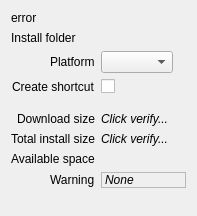
Old version of the form rare/ui/components/dialogs/install_dialog.ui in the repository RareDevs/Rare.
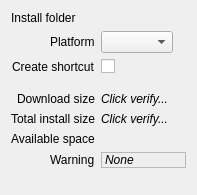
New version of the form.

Commit message: Dialogs: Add subtitle label in ButtonDialog

Patch:
```diff
--- a/rare/ui/components/dialogs/install_dialog.ui
+++ b/rare/ui/components/dialogs/install_dialog.ui
@@ -7,7 +7,7 @@
     <x>0</x>
     <y>0</y>
     <width>197</width>
-    <height>216</height>
+    <height>195</height>
    </rect>
   </property>
   <property name="windowTitle">
@@ -17,28 +17,21 @@
    <property name="labelAlignment">
     <set>Qt::AlignRight|Qt::AlignTrailing|Qt::AlignVCenter</set>
    </property>
-   <item row="0" column="0" colspan="2">
-    <widget class="QLabel" name="title_label">
-     <property name="text">
-      <string>error</string>
-     </property>
-    </widget>
-   </item>
-   <item row="1" column="0">
+   <item row="0" column="0">
     <widget class="QLabel" name="install_dir_label">
      <property name="text">
       <string>Install folder</string>
      </property>
     </widget>
    </item>
-   <item row="2" column="0">
+   <item row="1" column="0">
     <widget class="QLabel" name="platform_label">
      <property name="text">
       <string>Platform</string>
      </property>
     </widget>
    </item>
-   <item row="2" column="1">
+   <item row="1" column="1">
     <widget class="QComboBox" name="platform_combo">
      <property name="sizePolicy">
       <sizepolicy hsizetype="Maximum" vsizetype="Fixed">
@@ -48,7 +41,7 @@
      </property>
     </widget>
    </item>
-   <item row="3" column="0">
+   <item row="2" column="0">
     <widget class="QLabel" name="shortcut_label">
      <property name="text">
       <string>Create shortcut</string>
@@ -58,27 +51,27 @@
      </property>
     </widget>
    </item>
-   <item row="3" column="1">
+   <item row="2" column="1">
     <widget class="QCheckBox" name="shortcut_check">
      <property name="text">
       <string notr="true"/>
      </property>
     </widget>
    </item>
-   <item row="4" column="0" colspan="2">
+   <item row="3" column="0" colspan="2">
     <layout class="QVBoxLayout" name="selectable_layout"/>
    </item>
-   <item row="5" column="0" colspan="2">
+   <item row="4" column="0" colspan="2">
     <layout class="QVBoxLayout" name="advanced_layout"/>
    </item>
-   <item row="6" column="0">
+   <item row="5" column="0">
     <widget class="QLabel" name="download_size_label">
      <property name="text">
       <string>Download size</string>
      </property>
     </widget>
    </item>
-   <item row="6" column="1">
+   <item row="5" column="1">
     <widget class="QLabel" name="download_size_text">
      <property name="font">
       <font>
@@ -90,14 +83,14 @@
      </property>
     </widget>
    </item>
-   <item row="7" column="0">
+   <item row="6" column="0">
     <widget class="QLabel" name="install_size_label">
      <property name="text">
       <string>Total install size</string>
      </property>
     </widget>
    </item>
-   <item row="7" column="1">
+   <item row="6" column="1">
     <widget class="QLabel" name="install_size_text">
      <property name="font">
       <font>
@@ -112,14 +105,14 @@
      </property>
     </widget>
    </item>
-   <item row="8" column="0">
+   <item row="7" column="0">
     <widget class="QLabel" name="avail_space_label">
      <property name="text">
       <string>Available space</string>
      </property>
     </widget>
    </item>
-   <item row="8" column="1">
+   <item row="7" column="1">
     <widget class="QLabel" name="avail_space">
      <property name="font">
       <font>
@@ -132,14 +125,14 @@
      </property>
     </widget>
    </item>
-   <item row="9" column="0">
+   <item row="8" column="0">
     <widget class="QLabel" name="warning_label">
      <property name="text">
       <string>Warning</string>
      </property>
     </widget>
    </item>
-   <item row="9" column="1">
+   <item row="8" column="1">
     <widget class="QLabel" name="warning_text">
      <property name="font">
       <font>
```
The commit also changes 6 other files.
